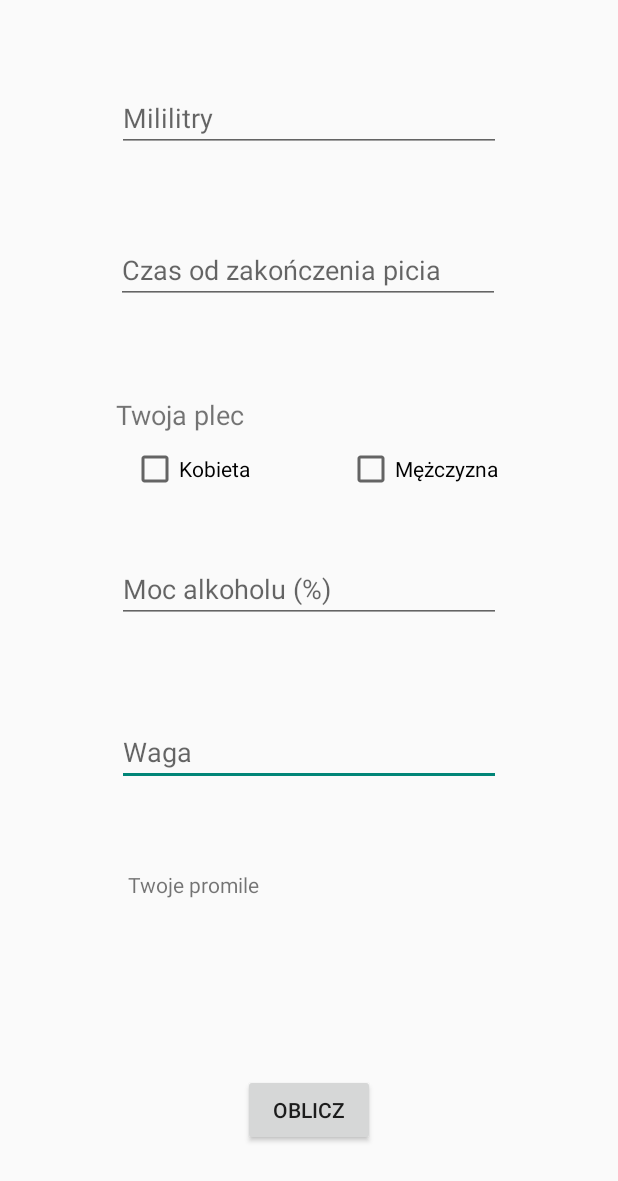
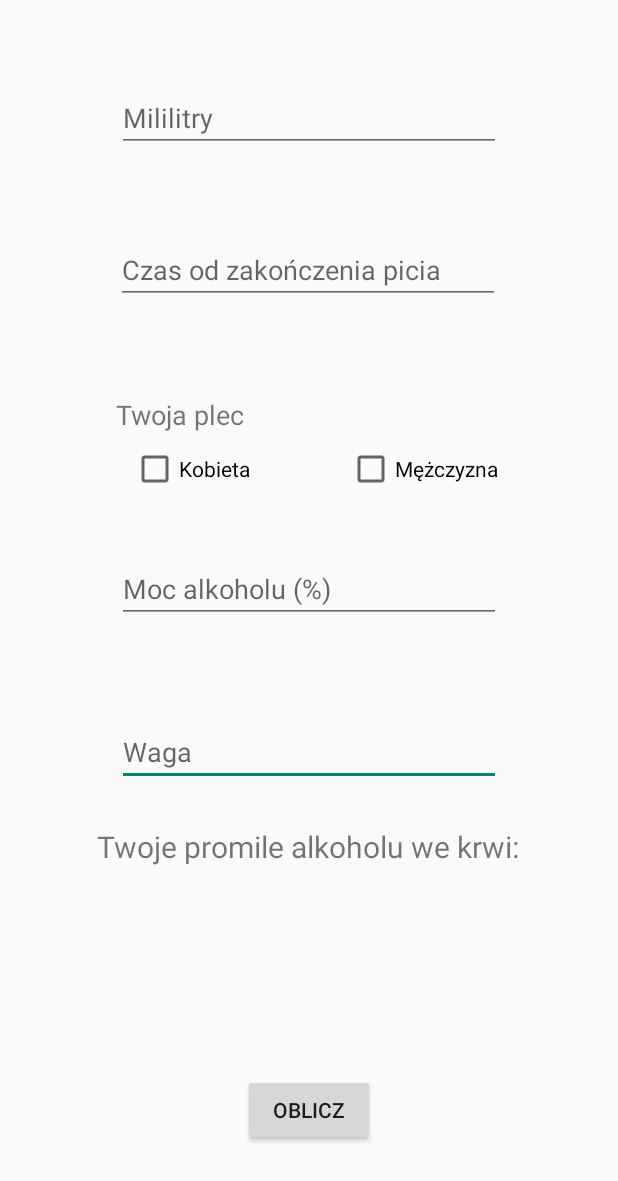
Before and after one commit to Vadym-M/Calculator, an Android app: the MainActivity2 screen opened directly, with no data from a screen before it, on a phone screen of 412 x 824 dp. Shown: the top 1181 px of the screen. Run offline under Robolectric (Android 15) with nearby library versions, the phone set to English and light mode, and no system bars.

Commit message:
czekboksy /koniec promili

```diff
--- a/app/src/main/res/layout/activity_main2.xml
+++ b/app/src/main/res/layout/activity_main2.xml
@@ -91,13 +91,15 @@
         android:layout_height="wrap_content"
         android:ems="15"
         android:inputType="numberDecimal"
-        android:text="Twoje promile"
+        android:text=""
+        android:gravity="center"
+        android:textSize="25dp"
         app:layout_constraintBottom_toBottomOf="parent"
         app:layout_constraintEnd_toEndOf="parent"
-        app:layout_constraintHorizontal_bias="0.497"
+        app:layout_constraintHorizontal_bias="0.484"
         app:layout_constraintStart_toStartOf="parent"
         app:layout_constraintTop_toTopOf="parent"
-        app:layout_constraintVertical_bias="0.721" />
+        app:layout_constraintVertical_bias="0.741" />
 
     <CheckBox
         android:id="@+id/checkBox"
@@ -120,5 +122,18 @@
         app:layout_constraintEnd_toEndOf="parent"
         app:layout_constraintTop_toBottomOf="@+id/Plec" />
 
+    <TextView
+        android:id="@+id/textView2"
+        android:layout_width="wrap_content"
+        android:layout_height="wrap_content"
+        android:text="Twoje promile alkoholu we krwi:"
+        android:textSize="20dp"
+        app:layout_constraintBottom_toTopOf="@+id/Wynik"
+        app:layout_constraintEnd_toEndOf="parent"
+        app:layout_constraintHorizontal_bias="0.497"
+        app:layout_constraintStart_toStartOf="parent"
+        app:layout_constraintTop_toBottomOf="@+id/Waga"
+        app:layout_constraintVertical_bias="0.809" />
+
 
 </androidx.constraintlayout.widget.ConstraintLayout>
```
Also changed, not shown: app/src/main/java/com/vinade_app/calculator/MainActivity2.java (+23 -7 lines).
